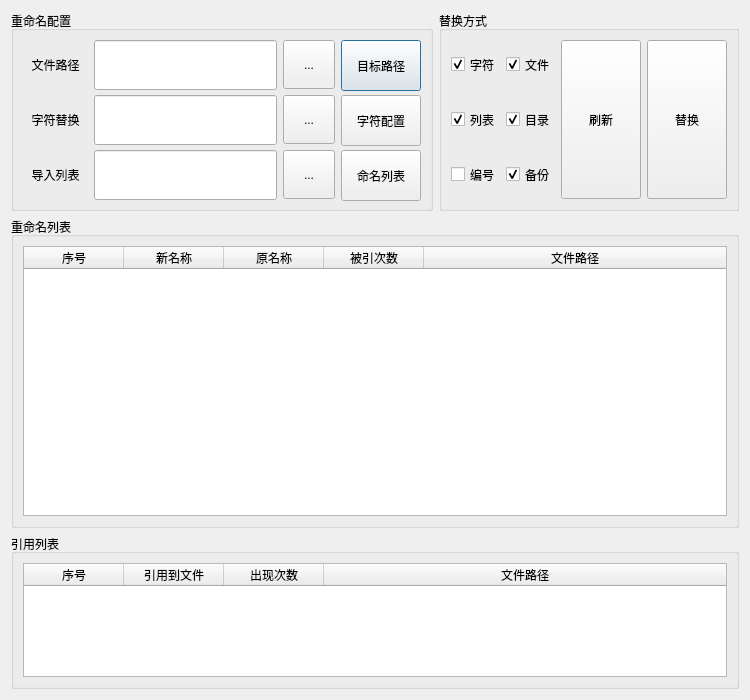
Qt form rename_file_name.ui (WeiMuYang/markdown-assistant) before a commit.
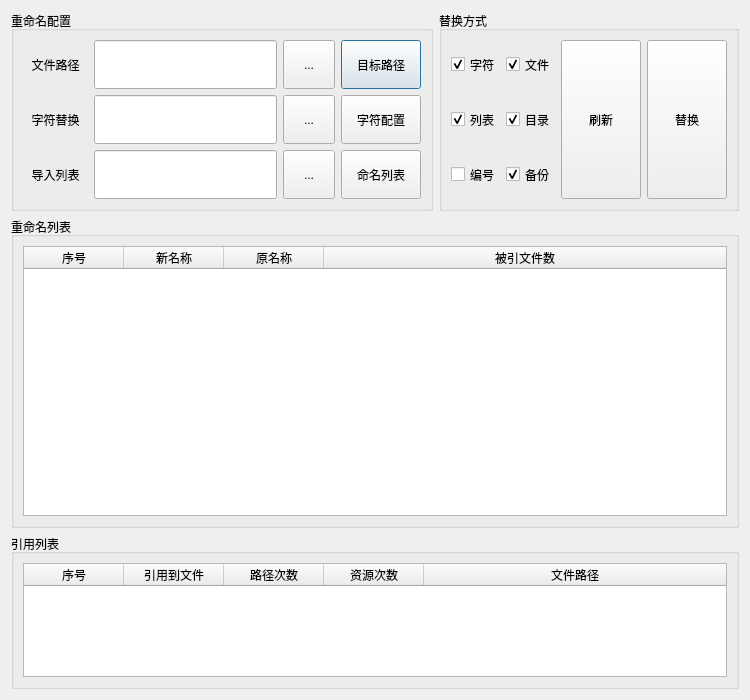
The same form after that commit.

Commit message: fixed: 修改了文件的更新方式

The edit to the form file:
```diff
--- a/rename_file_name.ui
+++ b/rename_file_name.ui
@@ -146,10 +146,16 @@
            <layout class="QHBoxLayout" name="horizontalLayout_2" stretch="7,2,3">
             <item>
              <widget class="QLineEdit" name="RenameDirPathEdit">
+              <property name="sizePolicy">
+               <sizepolicy hsizetype="Expanding" vsizetype="Preferred">
+                <horstretch>0</horstretch>
+                <verstretch>0</verstretch>
+               </sizepolicy>
+              </property>
               <property name="minimumSize">
                <size>
                 <width>0</width>
-                <height>50</height>
+                <height>0</height>
                </size>
               </property>
               <property name="text">
@@ -181,7 +187,7 @@
               <property name="minimumSize">
                <size>
                 <width>0</width>
-                <height>51</height>
+                <height>0</height>
                </size>
               </property>
               <property name="text">
@@ -196,7 +202,7 @@
             <item>
              <widget class="QLineEdit" name="NameConfFilePathEdit">
               <property name="sizePolicy">
-               <sizepolicy hsizetype="Expanding" vsizetype="Fixed">
+               <sizepolicy hsizetype="Expanding" vsizetype="Preferred">
                 <horstretch>0</horstretch>
                 <verstretch>0</verstretch>
                </sizepolicy>
@@ -204,7 +210,7 @@
               <property name="minimumSize">
                <size>
                 <width>0</width>
-                <height>50</height>
+                <height>0</height>
                </size>
               </property>
               <property name="text">
@@ -236,7 +242,7 @@
               <property name="minimumSize">
                <size>
                 <width>0</width>
-                <height>51</height>
+                <height>0</height>
                </size>
               </property>
               <property name="text">
@@ -251,7 +257,7 @@
             <item>
              <widget class="QLineEdit" name="NameListPathEdit">
               <property name="sizePolicy">
-               <sizepolicy hsizetype="Expanding" vsizetype="Fixed">
+               <sizepolicy hsizetype="Expanding" vsizetype="Preferred">
                 <horstretch>0</horstretch>
                 <verstretch>0</verstretch>
                </sizepolicy>
@@ -259,7 +265,7 @@
               <property name="minimumSize">
                <size>
                 <width>0</width>
-                <height>50</height>
+                <height>0</height>
                </size>
               </property>
               <property name="text">
@@ -291,7 +297,7 @@
               <property name="minimumSize">
                <size>
                 <width>0</width>
-                <height>51</height>
+                <height>0</height>
                </size>
               </property>
               <property name="text">
@@ -520,7 +526,7 @@
          <bool>true</bool>
         </attribute>
         <attribute name="horizontalHeaderMinimumSectionSize">
-         <number>10</number>
+         <number>30</number>
         </attribute>
         <attribute name="horizontalHeaderStretchLastSection">
          <bool>true</bool>
@@ -545,12 +551,7 @@
         </column>
         <column>
          <property name="text">
-          <string>被引次数</string>
-         </property>
-        </column>
-        <column>
-         <property name="text">
-          <string>文件路径</string>
+          <string>被引文件数</string>
          </property>
         </column>
        </widget>
@@ -608,7 +609,12 @@
         </column>
         <column>
          <property name="text">
-          <string>出现次数</string>
+          <string>路径次数</string>
+         </property>
+        </column>
+        <column>
+         <property name="text">
+          <string>资源次数</string>
          </property>
         </column>
         <column>
```
Left out of the diff: 8 changed lines with no effect on the pictures. The commit also changes 7 other files.
